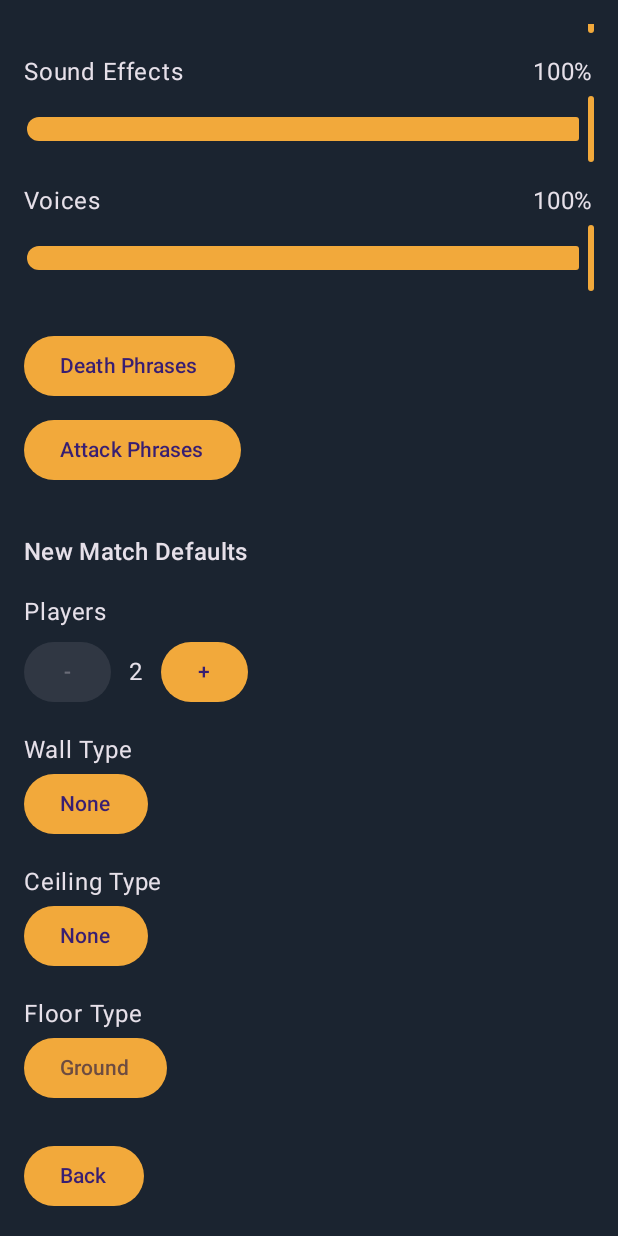
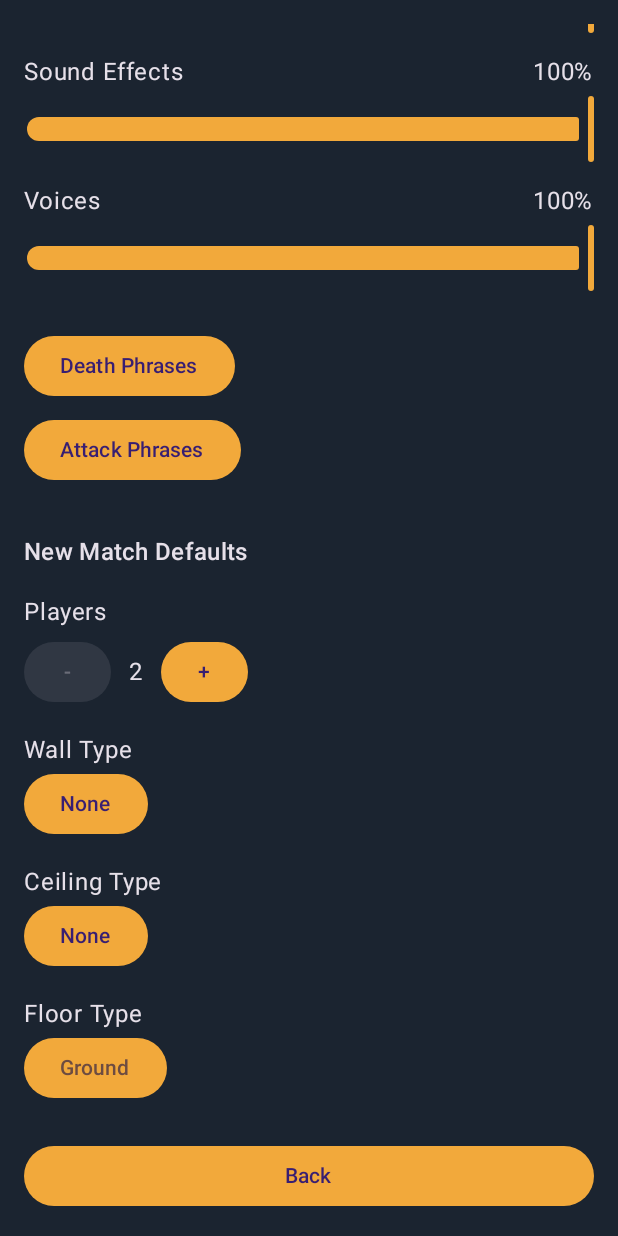
Before and after one commit to wsamon03/ScorchedPhoto, an Android app built with Jetpack Compose: the SettingsScreen screen opened through its navigation route, scrolled down 126 dp, on a phone screen of 412 x 824 dp. Run offline under Robolectric (Android 15) with nearby library versions, the phone set to English and light mode, and no system bars; our stand-ins replace Dagger/Hilt's generated code, Room's generated code.

Commit message:
Make settings screens' Back buttons full width
Matches the Next button on the game setup screen - the two settings
screens' Back buttons (main title settings and in-match settings) now
also span the full window width instead of sizing to their text.

```diff
--- a/app/src/main/java/com/scorchedphoto/app/settings/SettingsScreen.kt
+++ b/app/src/main/java/com/scorchedphoto/app/settings/SettingsScreen.kt
@@ -114,7 +114,12 @@ fun SettingsScreen(
                 onSelect = viewModel::setDefaultFloorType,
             )
 
-            Button(onClick = onBack, modifier = Modifier.padding(top = 24.dp)) {
+            Button(
+                onClick = onBack,
+                modifier = Modifier
+                    .fillMaxWidth()
+                    .padding(top = 24.dp),
+            ) {
                 Text("Back")
             }
         }
```
Also changed, not shown: app/src/main/java/com/scorchedphoto/app/setup/GameSettingsScreen.kt (+7 -1 lines).
